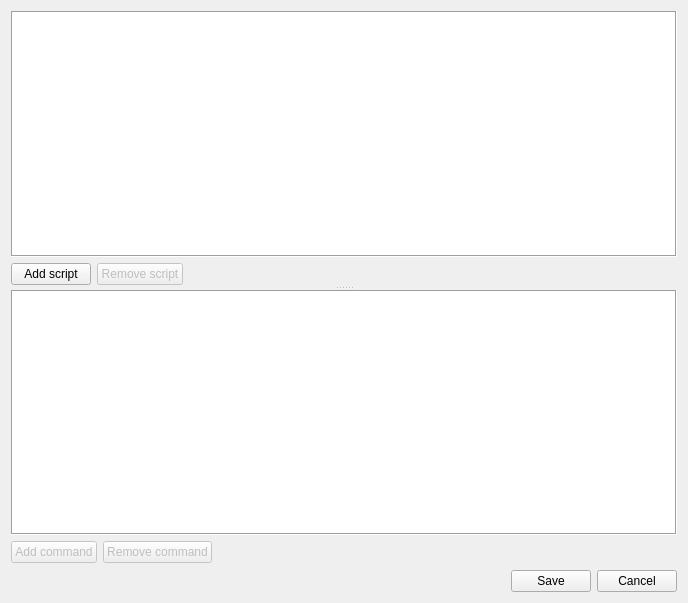
This is src/home/flibrary/gui/dialogs/script/ScriptDialog.ui in heimdallr/books as Qt 5 draws it before an edit. The edited form follows.
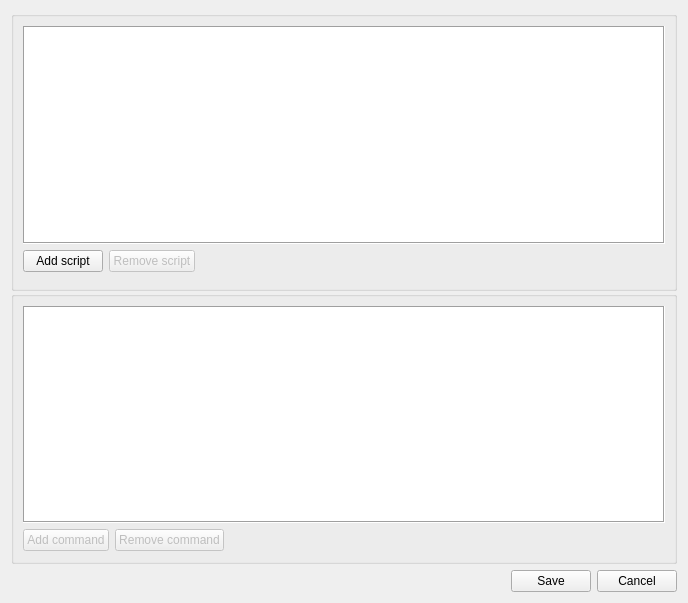
This is the edited form. Icons and pictures are not drawn.

Commit message: #159 Завернул в QGroupBox, сойдёт и так

```diff
--- a/src/home/flibrary/gui/dialogs/script/ScriptDialog.ui
+++ b/src/home/flibrary/gui/dialogs/script/ScriptDialog.ui
@@ -19,7 +19,10 @@
      <property name="orientation">
       <enum>Qt::Vertical</enum>
      </property>
-     <widget class="QWidget" name="verticalLayoutWidget">
+     <property name="handleWidth">
+      <number>0</number>
+     </property>
+     <widget class="QGroupBox" name="verticalGroupBox">
       <layout class="QVBoxLayout" name="_4">
        <item>
         <widget class="QTableView" name="viewScript">
@@ -111,9 +114,25 @@
          </item>
         </layout>
        </item>
+       <item>
+        <spacer name="verticalSpacer">
+         <property name="orientation">
+          <enum>Qt::Vertical</enum>
+         </property>
+         <property name="sizeType">
+          <enum>QSizePolicy::Fixed</enum>
+         </property>
+         <property name="sizeHint" stdset="0">
+          <size>
+           <width>20</width>
+           <height>6</height>
+          </size>
+         </property>
+        </spacer>
+       </item>
       </layout>
      </widget>
-     <widget class="QWidget" name="verticalLayoutWidget_2">
+     <widget class="QGroupBox" name="verticalGroupBox_2">
       <layout class="QVBoxLayout" name="_6">
        <item>
         <widget class="QTableView" name="viewCommand">
```
The commit also changes 3 other files.
